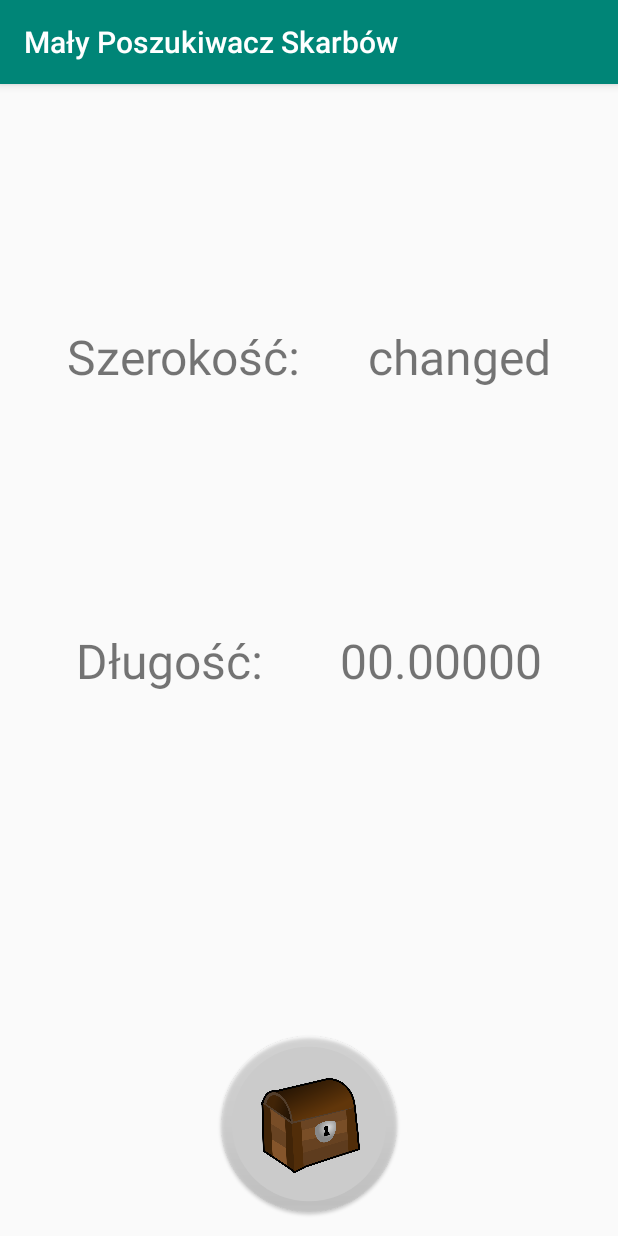
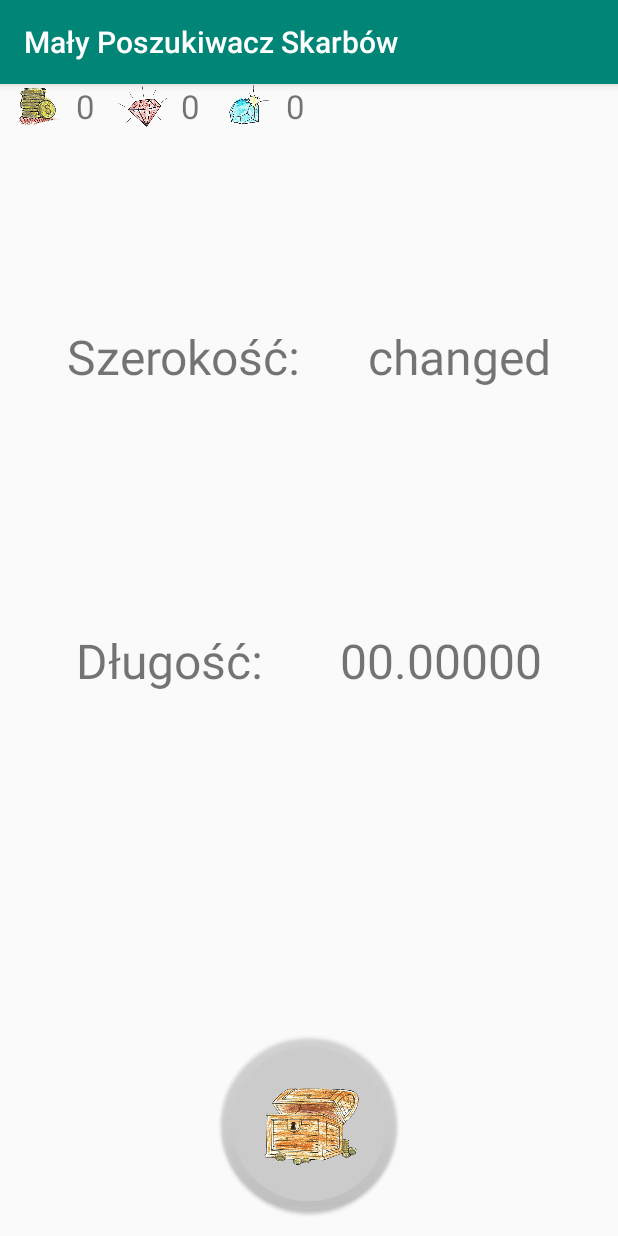
Before and after one commit to mjureczko/maly-poszukiwacz-skarbow, an Android app: the screen it shows after launch (MainActivity), on a phone screen of 412 x 824 dp. Run offline under Robolectric (Android 15) with nearby library versions, the phone set to English and light mode, and no system bars; libraries missing offline, so code that uses them is left out: com.google.zxing.integration; 1 statement that could not run was skipped.

Commit message:
trasure bag view (in progress)

```diff
--- a/app/src/main/java/pl/marianjureczko/poszukiwacz/MainActivity.kt
+++ b/app/src/main/java/pl/marianjureczko/poszukiwacz/MainActivity.kt
@@ -2,12 +2,11 @@ package pl.marianjureczko.poszukiwacz
 
 import android.Manifest.permission.ACCESS_FINE_LOCATION
 import android.app.Activity
-import android.app.AlertDialog
-import android.app.Dialog
 import android.content.Context
 import android.content.Intent
 import android.content.pm.ActivityInfo
 import android.content.pm.PackageManager
+import android.graphics.*
 import android.location.Location
 import android.location.LocationListener
 import android.location.LocationManager
@@ -22,7 +21,7 @@ import com.google.zxing.integration.android.IntentIntegrator
 import kotlinx.android.synthetic.main.activity_main.*
 
 
-class MainActivity : AppCompatActivity(), View.OnClickListener  {
+class MainActivity : AppCompatActivity(), View.OnClickListener {
 
     private val MY_PERMISSION_ACCESS_FINE_LOCATION = 12
 
@@ -30,9 +29,12 @@ class MainActivity : AppCompatActivity(), View.OnClickListener  {
 
     private lateinit var qrScan: IntentIntegrator
 
+    private val treasureBagPresenter = TreasureBagPresenter()
+    private val treasureParser = TreasureParser()
+
     override fun onCreate(savedInstanceState: Bundle?) {
         super.onCreate(savedInstanceState)
-        setRequestedOrientation(ActivityInfo.SCREEN_ORIENTATION_PORTRAIT)
+        requestedOrientation = ActivityInfo.SCREEN_ORIENTATION_PORTRAIT
         setContentView(R.layout.activity_main)
         setSupportActionBar(toolbar)
 
@@ -51,8 +53,12 @@ class MainActivity : AppCompatActivity(), View.OnClickListener  {
         val activity: Activity = this
 
         val runnableCode: Runnable = object : Runnable {
-                override fun run() { // Do something here on the main thread
-                    if (ContextCompat.checkSelfPermission(context, ACCESS_FINE_LOCATION) == PackageManager.PERMISSION_GRANTED) {
+            override fun run() {
+                if (ContextCompat.checkSelfPermission(
+                        context,
+                        ACCESS_FINE_LOCATION
+                    ) == PackageManager.PERMISSION_GRANTED
+                ) {
                     locationManager!!.requestLocationUpdates(
                         LocationManager.GPS_PROVIDER,
                         1000L,
@@ -60,8 +66,10 @@ class MainActivity : AppCompatActivity(), View.OnClickListener  {
                         locationListener
                     )
                     handler.postDelayed(this, 1000L)
-                    }  else {
-                        ActivityCompat.requestPermissions(activity, arrayOf(ACCESS_FINE_LOCATION),MY_PERMISSION_ACCESS_FINE_LOCATION)
+                } else {
+                    ActivityCompat.requestPermissions(
+                        activity, arrayOf(ACCESS_FINE_LOCATION), MY_PERMISSION_ACCESS_FINE_LOCATION
+                    )
                 }
 
             }
@@ -70,21 +78,30 @@ class MainActivity : AppCompatActivity(), View.OnClickListener  {
     }
 
     override fun onClick(view: View) {
-        println("clicked")
+        onActivityResult(1, 1, null)
         qrScan.initiateScan()
     }
 
-    override fun onActivityResult(requestCode: Int,resultCode: Int,data: Intent?) {
-        println("scanning")
+    override fun onActivityResult(requestCode: Int, resultCode: Int, data: Intent?) {
         val result = IntentIntegrator.parseActivityResult(requestCode, resultCode, data)
         if (result != null) {
-            println("scanned: ${result.contents}")
-//            val builder = Dialog.Builder(it)
-
+            val resultDialog = SearchResultDialog(this)
+            try {
+                val treasure = treasureParser.parse(result.contents)
+                if(treasureBagPresenter.contains(treasure)) {
+                    resultDialog.show("Ten skarb został już zabrany!", null)
+                } else {
+                    resultDialog.show(treasure.quantity.toString(), treasure.type.image())
+                    treasureBagPresenter.add(treasure)
+                }
+            } catch (ex: IllegalArgumentException) {
+                resultDialog.show("To nie jest skarb!", null)
+            }
         } else {
             super.onActivityResult(requestCode, resultCode, data)
         }
     }
+
 }
 
 class MyLocationListener : LocationListener {
@@ -105,3 +122,43 @@ class MyLocationListener : LocationListener {
     }
 
 }
+
+
+object DrawableUtil {
+
+    fun writeTextOnDrawableInternal(
+        bm: Bitmap,
+        text: String,
+        textSizeDp: Int,
+        horizontalOffset: Int,
+        verticalOffset: Int
+    ): Unit {
+
+        val tf = Typeface.create("Helvetica", Typeface.BOLD)
+
+        val paint = Paint()
+        paint.style = Paint.Style.FILL
+        paint.color = Color.WHITE
+        paint.typeface = tf
+        paint.textAlign = Paint.Align.LEFT
+//        paint.textSize = context.dip(textSizeDp).toFloat()
+
+        val textRect = Rect()
+        paint.getTextBounds(text, 0, text.length, textRect)
+
+        val canvas = Canvas(bm)
+
+//        //If the text is bigger than the canvas , reduce the font size
+//        if (textRect.width() >= canvas.getWidth() - 4)
+//        //the padding on either sides is considered as 4, so as to appropriately fit in the text
+//            paint.textSize = context.dip(12).toFloat()
+
+        //Calculate the positions
+        val xPos = canvas.width.toFloat() / 2 + horizontalOffset
+
+        //"- ((paint.descent() + paint.ascent()) / 2)" is the distance from the baseline to the center.
+        val yPos = (canvas.height / 2 - (paint.descent() + paint.ascent()) / 2) + verticalOffset
+
+        canvas.drawText(text, xPos, yPos, paint)
+    }
+}
--- a/app/src/main/java/pl/marianjureczko/poszukiwacz/TreasureBag.kt
+++ b/app/src/main/java/pl/marianjureczko/poszukiwacz/TreasureBag.kt
@@ -12,10 +12,10 @@ class TreasureBag {
     var diamonds: Int = 0
         private set
 
-    fun containsTreasure(treasure: Treasure): Boolean =
+    fun contains(treasure: Treasure): Boolean =
         collected.contains(treasure.id)
 
-    fun collectTreasure(treasure: Treasure) {
+    fun collect(treasure: Treasure) {
         collected.add(treasure.id)
         when(treasure.type) {
             TreasureType.GOLD -> golds += treasure.quantity
--- /dev/null
+++ b/app/src/main/java/pl/marianjureczko/poszukiwacz/TreasureBagPresenter.kt
@@ -0,0 +1,12 @@
+package pl.marianjureczko.poszukiwacz
+
+class TreasureBagPresenter {
+
+    private val treasureBag = TreasureBag()
+
+    fun contains(treasure: Treasure) = treasureBag.contains(treasure)
+
+    fun add(treasure: Treasure) {
+        treasureBag.collect(treasure)
+    }
+}
--- a/app/src/main/res/layout/content_main.xml
+++ b/app/src/main/res/layout/content_main.xml
@@ -12,8 +12,8 @@
         android:id="@+id/latValue"
         android:layout_width="wrap_content"
         android:layout_height="wrap_content"
+        android:text="00.00000"
         android:textSize="@dimen/font_size"
-        android:text="00.00000"
         app:layout_constraintBottom_toTopOf="@+id/longValue"
         app:layout_constraintLeft_toRightOf="@+id/latLabel"
         app:layout_constraintRight_toRightOf="parent"
@@ -23,20 +23,19 @@
         android:id="@+id/latLabel"
         android:layout_width="wrap_content"
         android:layout_height="wrap_content"
+        android:text="Szerokość:"
         android:textSize="@dimen/font_size"
-        android:text="Szerokość:"
         app:layout_constraintBottom_toTopOf="@+id/longLabel"
         app:layout_constraintLeft_toLeftOf="parent"
         app:layout_constraintRight_toLeftOf="@+id/latValue"
-        app:layout_constraintTop_toTopOf="parent"
-        />
+        app:layout_constraintTop_toTopOf="parent" />
 
     <TextView
         android:id="@+id/longValue"
+        android:layout_width="wrap_content"
         android:layout_height="wrap_content"
-        android:layout_width="wrap_content"
+        android:text="00.00000"
         android:textSize="@dimen/font_size"
-        android:text="00.00000"
         app:layout_constraintBottom_toBottomOf="parent"
         app:layout_constraintLeft_toRightOf="@+id/longLabel"
         app:layout_constraintRight_toRightOf="parent"
@@ -44,13 +43,76 @@
 
     <TextView
         android:id="@+id/longLabel"
+        android:layout_width="wrap_content"
         android:layout_height="wrap_content"
-        android:layout_width="wrap_content"
+        android:text="Długość:"
         android:textSize="@dimen/font_size"
-        android:text="Długość:"
         app:layout_constraintBottom_toBottomOf="parent"
         app:layout_constraintLeft_toLeftOf="parent"
         app:layout_constraintRight_toLeftOf="@+id/longValue"
-        app:layout_constraintTop_toTopOf="parent"
-        />
+        app:layout_constraintTop_toTopOf="parent" />
+
+    <RelativeLayout
+        android:layout_width="fill_parent"
+        android:layout_height="30dp"
+        android:elevation="2dp"
+        android:orientation="horizontal"
+        app:layout_constraintStart_toStartOf="parent"
+        app:layout_constraintTop_toTopOf="parent">
+
+        <ImageView
+            android:id="@+id/goldView"
+            android:layout_width="50dp"
+            android:layout_height="wrap_content"
+            android:layout_alignParentLeft="true"
+            android:layout_marginRight="1px"
+            app:srcCompat="@drawable/gold" />
+
+        <TextView
+            android:id="@+id/goldTxt"
+            android:layout_width="wrap_content"
+            android:layout_height="wrap_content"
+            android:layout_marginRight="10px"
+            android:layout_toRightOf="@id/goldView"
+            android:text="0"
+            android:textSize="22dp" />
+
+        <ImageView
+            android:id="@+id/rubyView"
+            android:layout_width="50dp"
+            android:layout_height="wrap_content"
+            android:layout_marginRight="1px"
+            android:layout_toRightOf="@id/goldTxt"
+            app:srcCompat="@drawable/ruby" />
+
+        <TextView
+            android:id="@+id/rubyTxt"
+            android:layout_width="wrap_content"
+            android:layout_height="wrap_content"
+            android:layout_marginRight="10px"
+            android:layout_toRightOf="@id/rubyView"
+            android:text="0"
+            android:textSize="22dp" />
+
+        <ImageView
+            android:id="@+id/diamondView"
+            android:layout_width="50dp"
+            android:layout_height="wrap_content"
+            android:layout_marginRight="1px"
+            android:layout_toRightOf="@id/rubyTxt"
+            app:srcCompat="@drawable/diamond" />
+
+        <TextView
+            android:id="@+id/diamondTxt"
+            android:layout_width="wrap_content"
+            android:layout_height="wrap_content"
+            android:layout_marginRight="1px"
+            android:layout_toRightOf="@id/diamondView"
+            android:text="0"
+            android:textSize="22dp" />
+
+    </RelativeLayout>
 </androidx.constraintlayout.widget.ConstraintLayout>
+
+<!--    tools:layout_editor_absoluteX="1dp"-->
+<!--    tools:layout_editor_absoluteY="1dp"-->
```
Also changed, not shown: app/src/main/java/pl/marianjureczko/poszukiwacz/SearchResultDialog.kt (added, +47 -0 lines), app/src/main/java/pl/marianjureczko/poszukiwacz/Treasure.kt (+20 -7 lines), app/src/main/res/drawable/chest.png, app/src/main/res/drawable/diamond.png (added), app/src/main/res/drawable/gold.png (added), app/src/main/res/drawable/ruby.png (added), 1 other file. Lines whose indentation alone changed are shown as unchanged.
